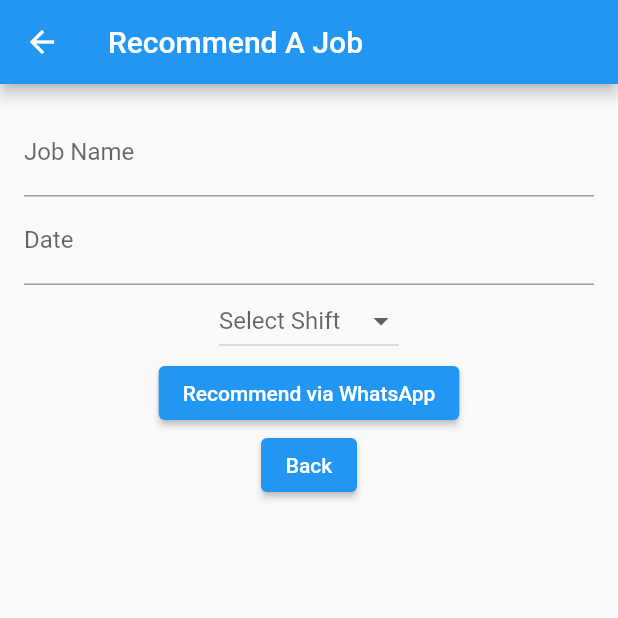
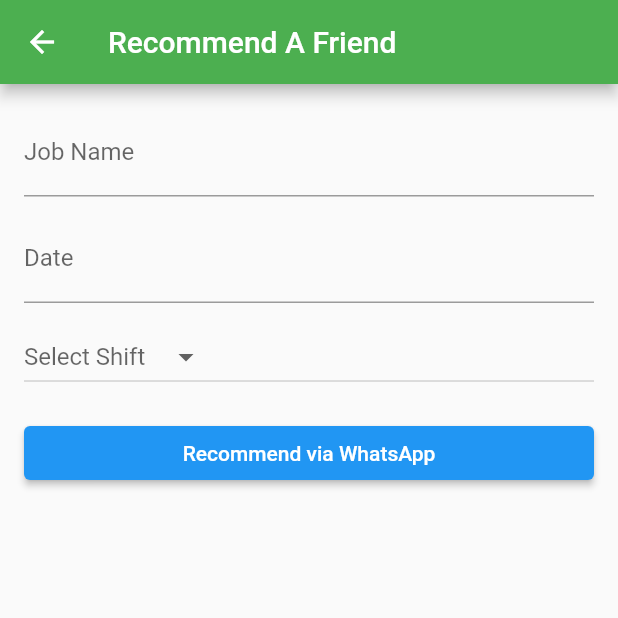
Before and after one commit to Phoenix-Chiriseri/wekare_flutterapp, a Flutter app: the screen it shows after launch, after a tap on "Recommend a Job", on a phone screen of 412 x 824 dp, the top half of it. Run offline on Flutter 3.47's test engine with Material 2 defaults, Android fonts, the phone set to English and light mode, and no system bars; our stand-ins replace contacts_service, permission_handler, sqflite; missing offline and left inert: flutter_phone_direct_caller; accounts and stored records are empty.

Commit message:
added the whatsapp for recommending a person a job

```diff
--- a/lib/main.dart
+++ b/lib/main.dart
@@ -1,17 +1,13 @@
 import 'package:flutter/material.dart';
 import 'package:flutter_phone_direct_caller/flutter_phone_direct_caller.dart';
-import 'package:job_board_app/sql_helper.dart';
-import 'package:sqflite_common_ffi/sqflite_ffi.dart';
 import 'package:url_launcher/url_launcher.dart';
+import 'recommend_a_friend.dart';
 import 'save_notes.dart';
-import 'recommend_a_friend.dart';
 
 void main() async {
-  //FilePicker.platform = FilePicker.platform; // Ensure proper initialization
   runApp(MyApp());
 }
 
-//Initialize FFI setup
 class MyApp extends StatelessWidget {
   @override
   Widget build(BuildContext context) {
@@ -21,22 +17,12 @@ class MyApp extends StatelessWidget {
   }
 }
 
-class MyHomePage extends StatelessWidget {
+class MyHomePage extends StatefulWidget {
+  @override
+  _MyHomePageState createState() => _MyHomePageState();
+}
 
-  List<Map<String,dynamic>> _journals = [];
-
-  bool _isLoading =  true;
-
-  void _refreshJournal () async{
-
-    final data = await SQlHelper.getItems();
-
-    setState(){
-    _journals = data;
-    _isLoading = false;
-    }
-  }
-
+class _MyHomePageState extends State<MyHomePage> {
   final List<String> imageList = [
     'assets/go.png',
     'assets/pencil.png',
@@ -44,11 +30,6 @@ class MyHomePage extends StatelessWidget {
     'assets/facebook.png',
     // Add more image paths here
   ];
-
-  void initState(){
-    _refreshJournal();
-    print("number of items ${_journals.length}");
-  }
 
   @override
   Widget build(BuildContext context) {
@@ -60,40 +41,52 @@ class MyHomePage extends StatelessWidget {
       body: ListView( // This is the first ListView
         children: <Widget>[
           ListTile(
-            leading: Image.asset('assets/go.png'), // Replace 'your_image.png' with your image path
-            title: Text('Navigate to Online Job Board'),
+            leading: Image.asset('assets/go.png'),
+            contentPadding: EdgeInsets.symmetric(horizontal: 16.0, vertical: 12.0), // Add padding to the entire ListTile
+            title: Padding(
+              padding: EdgeInsets.all(8.0),
+              child: Text('Navigate to Online Job Board'),
+            ),
             onTap: () {
-              // Add navigation logic to the online job board here
               launch('https://munanacreatives.co.zw/job-board/');
             },
           ),
           ListTile(
+            contentPadding: EdgeInsets.symmetric(horizontal: 16.0, vertical: 12.0), // Add padding to the entire ListTile
             leading: Image.asset('assets/pencil.png'),
-            title: Text('Save Notes on Job'),
+            title: Padding(
+              padding: EdgeInsets.all(8.0),
+              child: Text('Save Notes on Job'),
+            ),
             onTap: () {
-              // Add logic to save notes on a job here
               Navigator.push(
                 context,
-                MaterialPageRoute(builder: (context) => SaveNotesOnJob()),
+                MaterialPageRoute(builder: (context) => SaveNotes()),
               );
             },
           ),
           ListTile(
+            contentPadding: EdgeInsets.symmetric(horizontal: 16.0, vertical: 12.0), // Add padding to the entire ListTile
             leading: Image.asset('assets/quality.png'),
-            title: Text('Recommend a Job'),
+            title: Padding(
+              padding: EdgeInsets.all(8.0),
+              child: Text('Recommend a Job'),
+            ),
             onTap: () {
-              // Add logic to recommend a job here
               Navigator.push(
                 context,
-                MaterialPageRoute(builder: (context) => RecommendAJob()),
+                MaterialPageRoute(builder: (context) => RecommendAFriend()),
               );
             },
           ),
           ListTile(
+            contentPadding: EdgeInsets.symmetric(horizontal: 16.0, vertical: 12.0), // Add padding to the entire ListTile
             leading: Image.asset('assets/facebook.png'),
-            title: Text('Visit Our Facebook Page'),
+            title: Padding(
+              padding: EdgeInsets.all(8.0),
+              child: Text('Visit Our Facebook Page'),
+            ),
             onTap: () {
-              // Add logic to open the Facebook page here
               launch('https://www.facebook.com/people/We-Kare-Intergrated-Services/61551243421157/');
             },
           ),
@@ -111,23 +104,3 @@ class MyHomePage extends StatelessWidget {
     );
   }
 }
-
-class OnlineJobBoardScreen extends StatelessWidget {
-  const OnlineJobBoardScreen({Key? key}) : super(key: key);
-  @override
-  Widget build(BuildContext context) {
-    return Scaffold(
-      appBar: AppBar(
-        title: const Text('Online Job Board'),
-      ),
-      body: Center(
-        child: ElevatedButton(
-          onPressed: () {
-            Navigator.pop(context);
-          },
-          child: const Text('Go back!'),
-        ),
-      ),
-    );
-  }
-}
--- a/lib/recommend_a_friend.dart
+++ b/lib/recommend_a_friend.dart
@@ -1,40 +1,59 @@
 import 'package:flutter/material.dart';
 import 'package:url_launcher/url_launcher.dart';
+import 'package:contacts_service/contacts_service.dart';
+import 'package:permission_handler/permission_handler.dart';
 
-class RecommendAJob extends StatefulWidget {
-  const RecommendAJob({Key? key}) : super(key: key);
+class RecommendAFriend extends StatefulWidget {
   @override
-  _RecommendAJobState createState() => _RecommendAJobState();
+  _RecommendAFriendState createState() => _RecommendAFriendState();
 }
-class _RecommendAJobState extends State<RecommendAJob> {
+
+class _RecommendAFriendState extends State<RecommendAFriend> {
   TextEditingController jobNameController = TextEditingController();
-  TextEditingController dateController = TextEditingController();
+  TextEditingController jobDateController = TextEditingController();
   String? selectedShift;
+
+  void initState() {
+    super.initState();
+    requestPermission();
+  }
+
+  Future<void> requestPermission() async {
+    final status = await Permission.contacts.status;
+    if (status.isGranted) {
+      await Permission.contacts.request();
+    }
+  }
 
   @override
   Widget build(BuildContext context) {
     return Scaffold(
       appBar: AppBar(
-        title: const Text('Recommend A Job'),
+        title: Text('Recommend A Friend'),
+        backgroundColor: Colors.green,
       ),
       body: Padding(
         padding: const EdgeInsets.all(16.0),
         child: Column(
-          children: [
+          crossAxisAlignment: CrossAxisAlignment.stretch,
+          children: <Widget>[
             TextField(
               controller: jobNameController,
               decoration: InputDecoration(labelText: 'Job Name'),
             ),
+            SizedBox(height: 12.0),
             TextField(
-              controller: dateController,
+              controller: jobDateController,
               decoration: InputDecoration(labelText: 'Date'),
             ),
+            SizedBox(height: 12.0),
             DropdownButton<String>(
-              items: <String>['Morning Shift', 'Early Shift', 'Late Shift', 'Long Day']
-                  .map((String value) {
+              value: selectedShift,
+              items: ['Morning Shift', 'Early Shift', 'Late Shift', 'Long Day']
+                  .map((shift) {
                 return DropdownMenuItem<String>(
-                  value: value,
-                  child: Text(value),
+                  value: shift,
+                  child: Text(shift),
                 );
               }).toList(),
               onChanged: (String? value) {
@@ -43,19 +62,22 @@ class _RecommendAJobState extends State<RecommendAJob> {
                 });
               },
               hint: Text('Select Shift'),
-              value: selectedShift,
             ),
+            SizedBox(height: 16.0),
             ElevatedButton(
               onPressed: () {
-                sendToWhatsApp();
+                String name = jobNameController.text;
+                String date = jobDateController.text;
+
+                if (name.isEmpty || date.isEmpty || selectedShift == null) {
+                  ScaffoldMessenger.of(context).showSnackBar(
+                    SnackBar(content: Text('Please Don\'t Leave Any Empty Fields')),
+                  );
+                } else {
+                  sendWhatsAppMessage(name, date, selectedShift!);
+                }
               },
-              child: const Text('Recommend via WhatsApp'),
-            ),
-            ElevatedButton(
-              onPressed: () {
-                Navigator.pop(context);
-              },
-              child: const Text('Back'),
+              child: Text('Recommend via WhatsApp'),
             ),
           ],
         ),
@@ -63,34 +85,25 @@ class _RecommendAJobState extends State<RecommendAJob> {
     );
   }
 
-  //send the data to a person who is picked from the whatsapp contact list. message will concatenate and send
-  void sendToWhatsApp() async {
-    final jobName = jobNameController.text;
-    final date = dateController.text;
+  void sendWhatsAppMessage(String jobName, String jobDate, String selectedShift) async {
+    String message = "There's a job that I'm recommending you from WeKare Integrated Services requiring $jobName\n"
+        "Date for the job is $jobDate\n"
+        "The shift is: $selectedShift";
 
-    if (jobName.isNotEmpty && date.isNotEmpty && selectedShift != null) {
-      final message = "I'm recommending this job:\nJob Name: $jobName from We Kare Integrated Services\nDate: $date\nShift: $selectedShift";
+    String deepLink = 'https://wa.me/?text=${Uri.encodeComponent(message)}';
 
-      final deepLink = "whatsapp://send?text=${Uri.encodeComponent(message)}";
-
-      if (await canLaunch(deepLink)) {
-        await launch(deepLink);
-      } else {
-        ScaffoldMessenger.of(context).showSnackBar(SnackBar(
-          content: Text('Error: Unable to open WhatsApp.'),
-        ));
-      }
+    if (await canLaunch(deepLink)) {
+      await launch(deepLink);
     } else {
-      ScaffoldMessenger.of(context).showSnackBar(SnackBar(
-        content: Text('Please fill in all the details.'),
-      ));
+      ScaffoldMessenger.of(context).showSnackBar(
+        SnackBar(content: Text('WhatsApp is not installed on your device.')),
+      );
     }
   }
+}
 
-  @override
-  void dispose() {
-    jobNameController.dispose();
-    dateController.dispose();
-    super.dispose();
-  }
+void main() {
+  runApp(MaterialApp(
+    home: RecommendAFriend(),
+  ));
 }
--- a/lib/view_notes.dart
+++ b/lib/view_notes.dart
@@ -17,6 +17,7 @@ class _RecommendAJobState extends State<ViewNotes> {
     return Scaffold(
       appBar: AppBar(
         title: const Text('Recommend A Job'),
+        backgroundColor: Colors.green,
       ),
       body: Padding(
         padding: const EdgeInsets.all(16.0),
--- a/pubspec.yaml
+++ b/pubspec.yaml
@@ -43,6 +43,8 @@ dependencies:
   shared_preferences: ^2.2.2
   permission_handler: ^11.0.1
   file_selector: ^1.0.1
+  whatsapp_unilink: ^2.1.0
+  contacts_service: ^0.6.3
 
 dev_dependencies:
   flutter_test:
```
Also changed, not shown: lib/save_notes.dart (+32 -10 lines), pubspec.lock, 1 other file.
